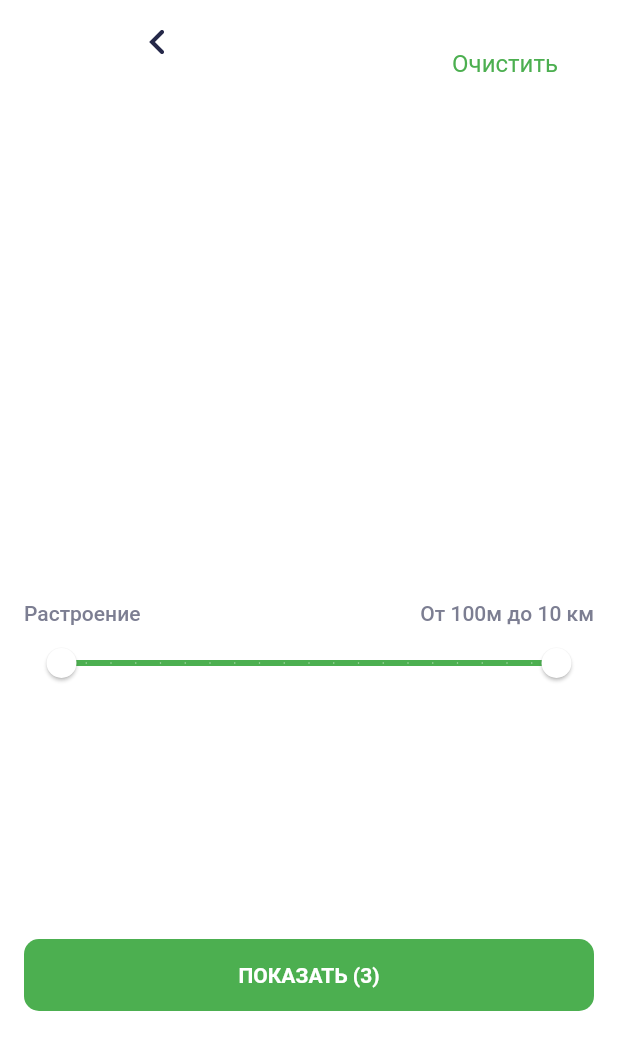
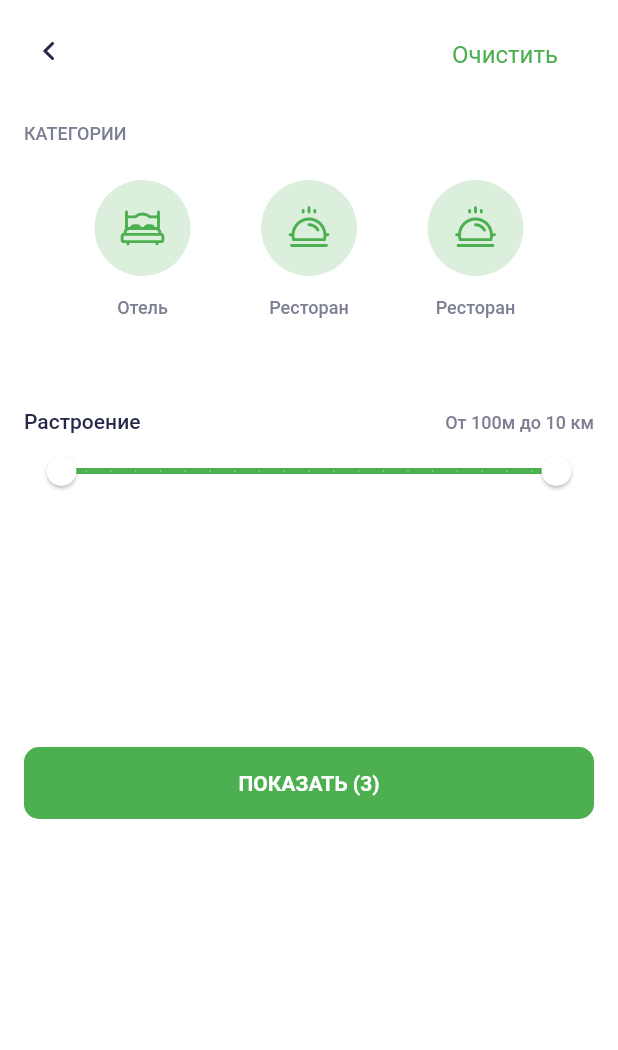
Before and after one commit to bxmeta/places, a Flutter app: the FilterScreen screen opened directly, on a phone screen of 412 x 824 dp. Shown: the top 1050 px of the screen. Run offline on Flutter 3.47's test engine with Material 2 defaults, Android fonts, the phone set to English and light mode, and no system bars; our stand-ins replace flutter_svg.

Commit message:
category filter

```diff
--- a/lib/main.dart
+++ b/lib/main.dart
@@ -27,7 +27,7 @@ class _AppState extends State<App> {
       builder: (_, isLight, __) => MaterialApp(
         title: 'Places',
         theme: isLight ? AppThemes.lightTheme : AppThemes.darkTheme,
-        home: const SightListScreen(),
+        home: const FilterScreen(),
       ),
     );
   }
--- a/lib/ui/res/app_icons.dart
+++ b/lib/ui/res/app_icons.dart
@@ -11,4 +11,7 @@ class AppIcons {
   static const appIconBack = 'res/images/icons/Arrow.svg';
   static const appIconGo = 'res/images/icons/GO.svg';
   static const appInfo = 'res/images/icons/Union.svg';
+  static const appChoice = 'res/images/icons/Tick_choice.svg';
+  static const appHotel = 'res/images/icons/Hotel.svg';
+  static const appRestourant = 'res/images/icons/Restourant.svg';
 }
--- a/lib/ui/res/app_themes.dart
+++ b/lib/ui/res/app_themes.dart
@@ -64,8 +64,8 @@ class AppThemes {
         headline4: _textBold24.copyWith(color: AppColors.lmTitle),
         headline5: _textRegular14.copyWith(color: AppColors.lmDescription),
         headline6: _textBold24.copyWith(color: AppColors.lmTitle),
-        bodyText1: _textMiddle14.copyWith(color: AppColors.lmDescription),
-        bodyText2: _textMiddle14.copyWith(color: AppColors.lmDescription),
+        bodyText1: _textMiddle14.copyWith(color: AppColors.lmNavIconColor),
+        bodyText2: _textMiddle12.copyWith(color: AppColors.lmDescription),
         button: _textBold14.copyWith(color: AppColors.lmBackground),
       ),
       shadowColor: AppColors.lmShadow,
--- a/lib/ui/screen/filter_screen.dart
+++ b/lib/ui/screen/filter_screen.dart
@@ -17,7 +17,8 @@ class FilterScreen extends StatefulWidget {
 }
 
 class _FilterScreenState extends State<FilterScreen> {
-  final _userLocation = const Location(lat: 56.8549102, lon: 53.2220899); //пока статика
+  final _userLocation =
+      const Location(lat: 56.8549102, lon: 53.2220899); //пока статика
   late RangeValues _currentRangeValues = const RangeValues(100, 10000);
   int _sightCount = mocks.length;
 
@@ -30,12 +31,12 @@ class _FilterScreenState extends State<FilterScreen> {
         title: Container(
           width: double.infinity,
           height: 56,
-          alignment: Alignment.center,
+          //alignment: Alignment.center,
           child: Stack(
             children: [
               Positioned(
-                top: 12,
-                left: 16,
+                top: 18,
+                left: 0,
                 child: SizedBox(
                   width: 32,
                   height: 32,
@@ -45,11 +46,11 @@ class _FilterScreenState extends State<FilterScreen> {
                         print('back');
                       }
                     },
+                    child: SizedBox(
                       child: SvgPicture.asset(
                         AppIcons.appIconBack,
-                      width: 32,
-                      height: 32,
                         color: Theme.of(context).primaryColorDark,
+                      ),
                     ),
                     style: ButtonStyle(
                       backgroundColor: MaterialStateProperty.all<Color>(
@@ -62,6 +63,8 @@ class _FilterScreenState extends State<FilterScreen> {
               Positioned(
                 top: 18,
                 right: 16,
+                child: SizedBox(
+                  height: 32,
                   child: TextButton(
                     onPressed: () {
                       setState(() {
@@ -78,6 +81,7 @@ class _FilterScreenState extends State<FilterScreen> {
                     ),
                   ),
                 ),
+              ),
             ],
           ),
         ),
@@ -89,14 +93,105 @@ class _FilterScreenState extends State<FilterScreen> {
           crossAxisAlignment: CrossAxisAlignment.start,
           children: [
             const SizedBox(
-              height: 344,
+              height: 24,
+            ),
+            Text(
+              'КАТЕГОРИИ',
+              style: Theme.of(context).textTheme.bodyText2,
+            ),
+            const SizedBox(
+              height: 24,
             ),
             Row(
-              children: const [
+              mainAxisAlignment: MainAxisAlignment.spaceEvenly,
+              children: [
+                Column(
+                  children: [
+                    InkWell(
+                      onTap: () {},
+                      borderRadius: const BorderRadius.all(Radius.circular(40)),
+                      child: Ink(
+                        padding: EdgeInsets.all(16),
+                        decoration: const BoxDecoration(
+                          borderRadius: BorderRadius.all(Radius.circular(40)),
+                          color: Color.fromRGBO(76, 175, 80, 0.2),
+                        ),
+                        child: SvgPicture.asset(
+                          AppIcons.appHotel,
+                          width: 32,
+                          height: 32,
+                        ),
+                      ),
+                    ),
+                    const SizedBox(
+                      height: 12,
+                    ),
+                    Text('Отель')
+                  ],
+                ),
+                Column(
+                  children: [
+                    InkWell(
+                      onTap: () {},
+                      borderRadius: const BorderRadius.all(Radius.circular(40)),
+                      child: Ink(
+                        padding: EdgeInsets.all(16),
+                        decoration: const BoxDecoration(
+                          borderRadius: BorderRadius.all(Radius.circular(40)),
+                          color: Color.fromRGBO(76, 175, 80, 0.2),
+                        ),
+                        child: SvgPicture.asset(
+                          AppIcons.appRestourant,
+                          width: 32,
+                          height: 32,
+                        ),
+                      ),
+                    ),
+                    const SizedBox(
+                      height: 12,
+                    ),
+                    Text('Ресторан')
+                  ],
+                ),
+                Column(
+                  children: [
+                    InkWell(
+                      onTap: () {},
+                      borderRadius: const BorderRadius.all(Radius.circular(40)),
+                      child: Ink(
+                        padding: EdgeInsets.all(16),
+                        decoration: const BoxDecoration(
+                          borderRadius: BorderRadius.all(Radius.circular(40)),
+                          color: Color.fromRGBO(76, 175, 80, 0.2),
+                        ),
+                        child: SvgPicture.asset(
+                          AppIcons.appRestourant,
+                          width: 32,
+                          height: 32,
+                        ),
+                      ),
+                    ),
+                    const SizedBox(
+                      height: 12,
+                    ),
+                    Text('Ресторан')
+                  ],
+                ),
+
+              ],
+            ),
+            const SizedBox(
+              height: 60,
+            ),
+            Row(
+              children: [
                 Expanded(
-                  child: Text(AppStrings.appDistance),
+                  child: Text(
+                    AppStrings.appDistance,
+                    style: Theme.of(context).textTheme.bodyText1,
                   ),
-                Expanded(
+                ),
+                const Expanded(
                   child: Text(
                     AppStrings.appDistanceHint,
                     textAlign: TextAlign.right,
@@ -120,8 +215,8 @@ class _FilterScreenState extends State<FilterScreen> {
                       .where((item) => Utils.isPointInRingArea(
                             point: _userLocation,
                             center: Location(lat: item.lat, lon: item.lon),
-                            minRadius: _currentRangeValues.start/1000,
-                            maxRadius: _currentRangeValues.end/1000,
+                            minRadius: _currentRangeValues.start / 1000,
+                            maxRadius: _currentRangeValues.end / 1000,
                           ))
                       .toList()
                       .length;
@@ -139,7 +234,8 @@ class _FilterScreenState extends State<FilterScreen> {
                     print('get directions');
                   }
                 },
-                child: Text('${AppStrings.appShow.toUpperCase()} (${_sightCount.toString()})',
+                child: Text(
+                  '${AppStrings.appShow.toUpperCase()} (${_sightCount.toString()})',
                   style: Theme.of(context).textTheme.button,
                 ),
                 style: ButtonStyle(
```
Also changed, not shown: res/images/icons/Hotel.svg (added), res/images/icons/Restourant.svg (added), res/images/icons/Tick_choice.svg (added). Lines whose indentation alone changed are shown as unchanged.
